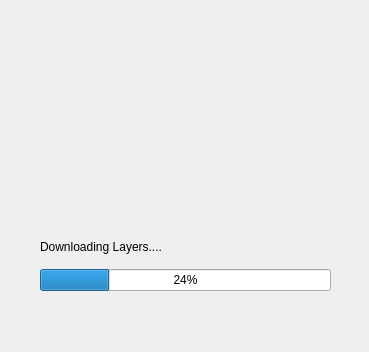
This is dialog.ui in letousse/YoGui_withoutmake as Qt 5 draws it before an edit. The edited form follows.
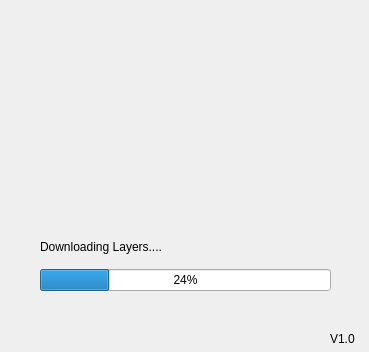
This is the edited form. Icons and pictures are not drawn.

```diff
--- a/dialog.ui
+++ b/dialog.ui
@@ -78,6 +78,19 @@
     <string/>
    </property>
   </widget>
+  <widget class="QLabel" name="label_4">
+   <property name="geometry">
+    <rect>
+     <x>330</x>
+     <y>330</y>
+     <width>31</width>
+     <height>17</height>
+    </rect>
+   </property>
+   <property name="text">
+    <string>V1.0</string>
+   </property>
+  </widget>
  </widget>
  <resources>
   <include location="img.qrc"/>
```
